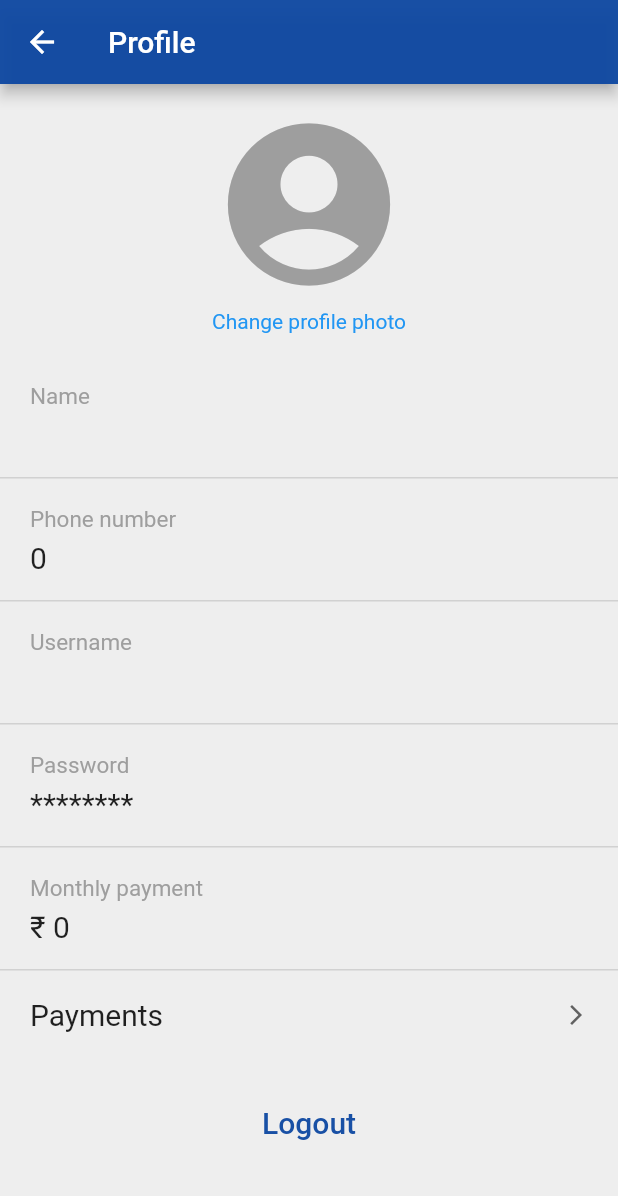
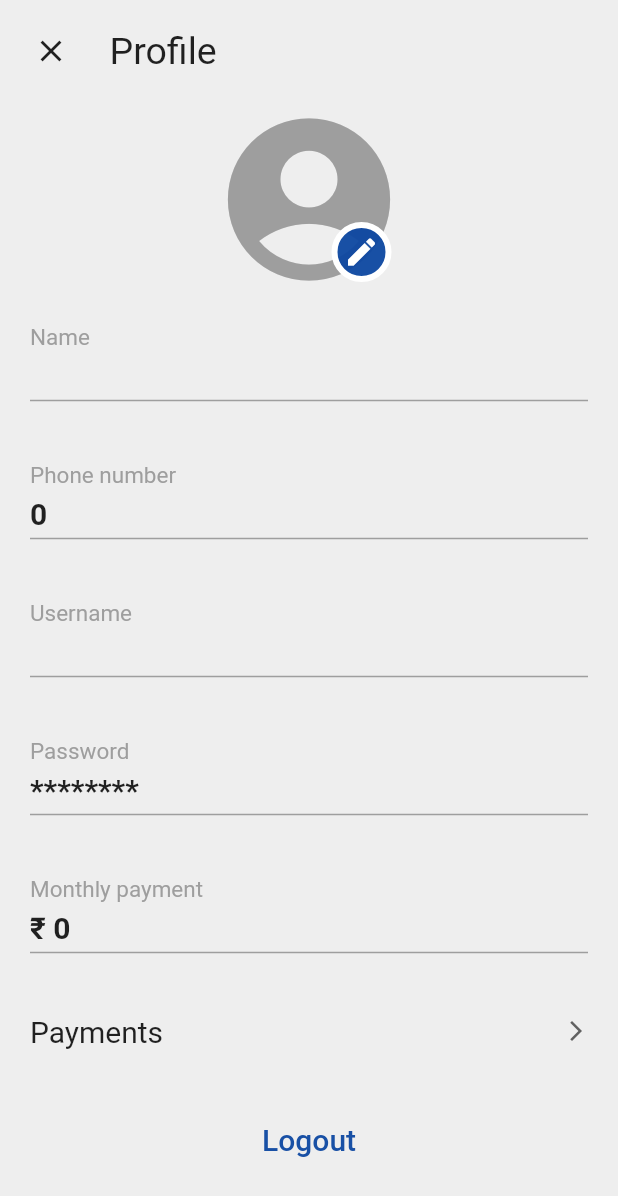
Before and after one commit to ShamilPP/Baitulmaal, a Flutter app: the ProfileScreen screen opened directly with empty values, on a phone screen of 412 x 824 dp. Shown: the top 1196 px of the screen. Run offline on Flutter 3.47's test engine with Material 2 defaults, Android fonts, the phone set to English and light mode, and no system bars; our stand-ins replace cloud_firestore, firebase_core, fluttertoast, percent_indicator, rounded_loading_button, shared_preferences; accounts and stored records are empty.

Commit message:
profile screen updated

```diff
--- a/lib/view/screens/user/profile_screen.dart
+++ b/lib/view/screens/user/profile_screen.dart
@@ -15,35 +15,60 @@ class ProfileScreen extends StatelessWidget {
   @override
   Widget build(BuildContext context) {
     return Scaffold(
-      appBar: AppBar(
-        backgroundColor: primaryColor,
-        title: const Text('Profile'),
-      ),
-      body: SingleChildScrollView(
+      body: SafeArea(
+        child: SingleChildScrollView(
           child: Column(
             crossAxisAlignment: CrossAxisAlignment.start,
             children: [
-            //user profile photo
-            Padding(
-              padding: const EdgeInsets.all(15),
-              child: Center(
-                  child: Column(
+              /// AppBar
+              Container(
+                padding: EdgeInsets.all(10),
+                child: Row(
                   children: const [
-                  Icon(
+                    CloseButton(),
+                    SizedBox(width: 15),
+                    Text(
+                      "Profile",
+                      style: TextStyle(fontSize: 25),
+                    ),
+                  ],
+                ),
+              ),
+
+              /// User profile photo
+              Center(
+                child: Stack(
+                  children: [
+                    const Icon(
                       Icons.account_circle,
                       size: 130,
                       color: Colors.grey,
                     ),
-                  SizedBox(height: 5),
-                  Text(
-                    'Change profile photo',
-                    style: TextStyle(color: Colors.blue),
-                  )
+                    Positioned(
+                      bottom: 10,
+                      right: 10,
+                      child: Container(
+                        width: 40,
+                        height: 40,
+                        decoration: BoxDecoration(
+                          color: primaryColor,
+                          shape: BoxShape.circle,
+                          border: Border.all(
+                            width: 4,
+                            color: Colors.white,
+                          ),
+                        ),
+                        child: const Icon(
+                          Icons.edit,
+                          color: Colors.white,
+                        ),
+                      ),
+                    ),
                   ],
-              )),
+                ),
               ),
 
-            // User details
+              /// User details
               ProfileListTile(text: user.name, subText: 'Name'),
               ProfileListTile(
                   text: '${user.phoneNumber}', subText: 'Phone number'),
@@ -68,6 +93,7 @@ class ProfileScreen extends StatelessWidget {
             ],
           ),
         ),
+      ),
     );
   }
 }
@@ -84,10 +110,7 @@ class ProfileListTile extends StatelessWidget {
 
   @override
   Widget build(BuildContext context) {
-    return Column(
-      crossAxisAlignment: CrossAxisAlignment.start,
-      children: [
-        Container(
+    return Container(
       margin: const EdgeInsets.symmetric(vertical: 8),
       padding: const EdgeInsets.symmetric(vertical: 10, horizontal: 20),
       child: Column(
@@ -100,16 +123,11 @@ class ProfileListTile extends StatelessWidget {
           const SizedBox(height: 5),
           Text(
             text,
-                style: const TextStyle(fontSize: 20),
+            style: const TextStyle(fontSize: 20,fontWeight: FontWeight.bold),
           ),
+          const Divider(thickness: 1,height: 10,color: Colors.grey,)
         ],
       ),
-        ),
-        const Divider(
-          thickness: 1,
-          height: 0,
-        ),
-      ],
     );
   }
 }
```
Lines whose indentation alone changed are shown as unchanged.
